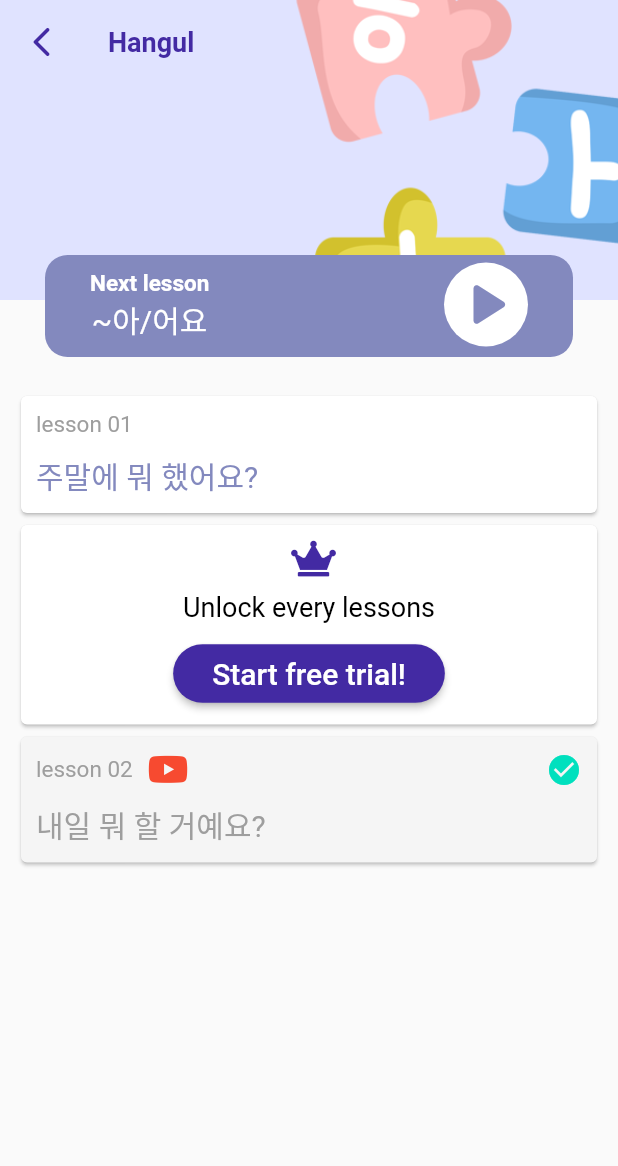
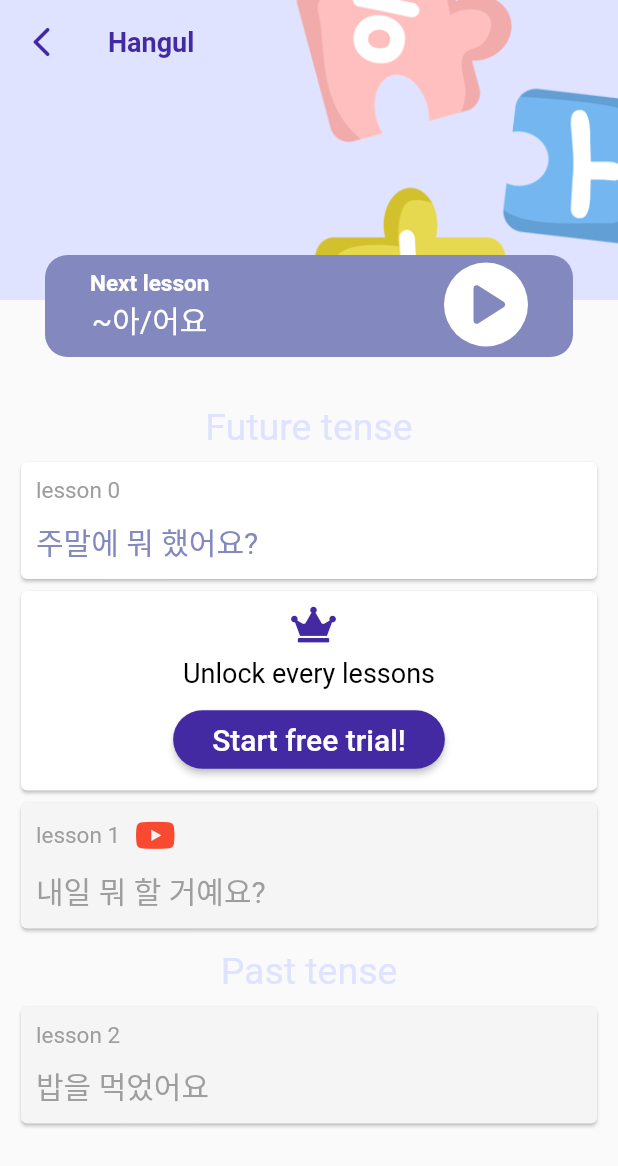
Before and after one commit to kammaii/podo, a Flutter app: the screen it shows after launch, after a tap on "Hangul", on a phone screen of 412 x 824 dp. Shown: the top 1166 px of the screen. Run offline on Flutter 3.47's test engine with Material 2 defaults, Android fonts, the phone set to English and light mode, and no system bars; our stand-ins replace animated_text_kit, card_swiper, flutter_login, font_awesome_flutter, get, package_info and 2 more.

Commit message:
fixed lesson title

```diff
--- a/lib/lessons/lesson_item.dart
+++ /dev/null
@@ -1,9 +0,0 @@
-class LessonItem {
-
-  String lessonId;
-  String title;
-  bool isVideoLesson;
-  bool isCompleted;
-
-  LessonItem(this.lessonId, this.title, {this.isVideoLesson = false, this.isCompleted = false});
-}
--- /dev/null
+++ b/lib/lessons/lesson_title.dart
@@ -0,0 +1,13 @@
+
+class LessonTitle {
+  LessonTitle(this.level, this.orderId, this.category, this.title, {this.isVideo}) {
+    lessonId = '${level}_${orderId.toString()}';
+  }
+
+  late final String lessonId;
+  final String level;
+  final int orderId;
+  final String category;
+  final String title;
+  final bool? isVideo;
+}
--- a/lib/lessons/lessons.dart
+++ b/lib/lessons/lessons.dart
@@ -3,7 +3,7 @@
 // import 'package:podo/lessons/lesson_strings.dart';
 // import 'package:podo/lessons/lesson_summary.dart';
 //
-// import 'lesson.dart';
+// import 'lesson_title.dart';
 //
 // class Lessons {
 //
--- a/lib/screens/lesson/lesson_main.dart
+++ b/lib/screens/lesson/lesson_main.dart
@@ -1,10 +1,8 @@
 import 'package:flutter/material.dart';
 import 'package:font_awesome_flutter/font_awesome_flutter.dart';
 import 'package:get/get.dart';
-import 'package:persistent_bottom_nav_bar/persistent-tab-view.dart';
 import 'package:podo/common_widgets/my_widget.dart';
-import 'package:podo/lessons/lesson_item.dart';
-import 'package:podo/lessons/lessons.dart';
+import 'package:podo/lessons/lesson_title.dart';
 import 'package:podo/screens/lesson/lesson_frame.dart';
 import 'package:podo/screens/subscribe/subscribe.dart';
 import 'package:podo/user/user_info.dart';
@@ -26,9 +24,10 @@ class _LessonMainState extends State<LessonMain> {
   double sliverAppBarHeight = 200.0;
   double sliverAppBarStretchOffset = 100.0;
   late List<Widget> lessonWidgetList;
-  List<LessonItem> sampleItems = [
-    LessonItem('b_01', '주말에 뭐 했어요?'),
-    LessonItem('b_02', '내일 뭐 할 거예요?', isVideoLesson: true, isCompleted: true),
+  List<LessonTitle> sampleItems = [
+    LessonTitle('beginner', 0, 'Future tense', '주말에 뭐 했어요?'),
+    LessonTitle('beginner', 1, 'Future tense', '내일 뭐 할 거예요?', isVideo: true),
+    LessonTitle('beginner', 2, 'Past tense', '밥을 먹었어요'),
   ];
 
   @override
@@ -37,15 +36,21 @@ class _LessonMainState extends State<LessonMain> {
     scrollController.addListener(() => setState(() {}));
     lessonWidgetList = [];
     bool isPremium = UserInfo().isPremium;
+    bool hasCategory = true;
 
     for(int i=0; i<sampleItems.length; i++) {
+      if(i != 0 && sampleItems[i].category == sampleItems[i-1].category) {
+        hasCategory = false;
+      } else {
+        hasCategory = true;
+      }
       if(!isPremium) {
         bool isLocked;
         i==0 ? isLocked = false : isLocked = true;
-        lessonWidgetList.add(lessonList(sampleItems[i], isLocked));
+        lessonWidgetList.add(lessonList(sampleItems[i], hasCategory, isLocked));
 
       } else {
-        lessonWidgetList.add(lessonList(sampleItems[i], false));
+        lessonWidgetList.add(lessonList(sampleItems[i], hasCategory, false));
       }
     }
 
@@ -60,10 +65,17 @@ class _LessonMainState extends State<LessonMain> {
     scrollController.dispose();
   }
 
-  Widget lessonList(LessonItem item, bool isLocked) {
+  Widget lessonList(LessonTitle title, bool hasCategory, bool isLocked) {
     return Padding(
       padding: const EdgeInsets.symmetric(horizontal: 10),
-      child: Card(
+      child: Column(
+        children: [
+          if(hasCategory)
+          Padding(
+            padding: const EdgeInsets.only(top: 10, bottom: 5),
+            child: MyWidget().getTextWidget(title.category, 25, MyColors.navyLight),
+          ),
+          Card(
             color: isLocked ? MyColors.navyLightLight : Colors.white,
             child: InkWell(
               onTap: (){
@@ -77,19 +89,22 @@ class _LessonMainState extends State<LessonMain> {
                   children: [
                     Row(
                       children: [
-                    MyWidget().getTextWidget('lesson ${item.lessonId.split('_')[1]}', 15, MyColors.grey,),
+                        MyWidget().getTextWidget('lesson ${title.lessonId.split('_')[1]}', 15, MyColors.grey,),
                         const SizedBox(width: 10,),
-                    item.isVideoLesson ? const Icon(FontAwesomeIcons.youtube, color: MyColors.red,) : const SizedBox.shrink(),
+                        if(title.isVideo != null)
+                        title.isVideo! ? const Icon(FontAwesomeIcons.youtube, color: MyColors.red,) : const SizedBox.shrink(),
                         const Spacer(),
-                    item.isCompleted ? const Icon(Icons.check_circle, color: MyColors.green,) : const SizedBox.shrink(),
+                        //title.isCompleted ? const Icon(Icons.check_circle, color: MyColors.green,) : const SizedBox.shrink(),
                       ],
                     ),
                     const SizedBox(height: 10,),
-                MyWidget().getTextWidget(item.title, 20, isLocked ? MyColors.grey : MyColors.navy,),
+                    MyWidget().getTextWidget(title.title, 20, isLocked ? MyColors.grey : MyColors.navy,),
                   ],
                 ),
               ),
             ),
+          ),
+        ],
       ),
     );
   }
```
Also changed, not shown: lib/lessons/lesson.dart (deleted, +0 -13 lines), lib/lessons/lesson_card.dart (+12 -15 lines), lib/lessons/lesson_strings.dart (deleted, +0 -23 lines), lib/lessons/lesson_summary.dart (+3 -6 lines), lib/screens/lesson/lesson_frame.dart (+5 -5 lines). Lines whose indentation alone changed are shown as unchanged.
